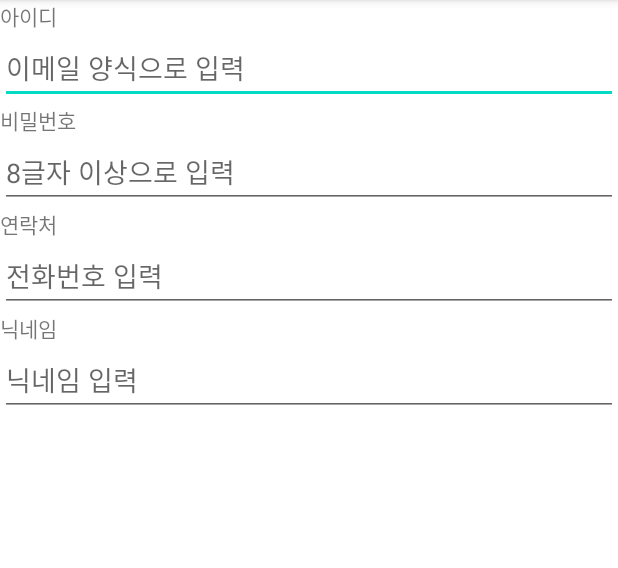
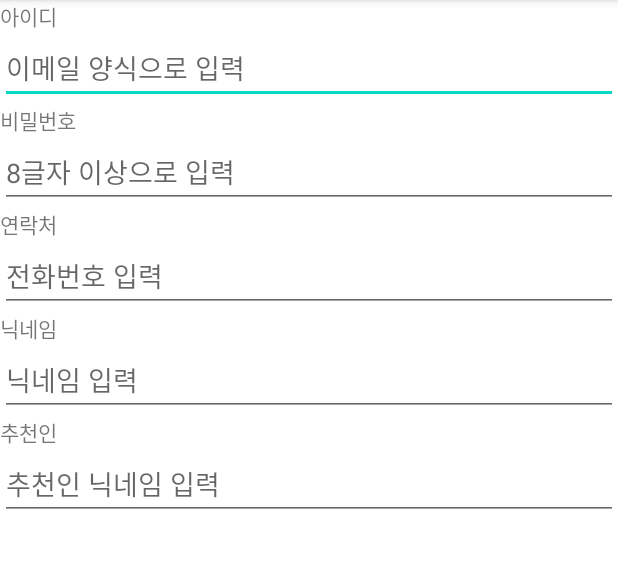
Before and after one commit to junho0615/Uiproject_20210306, an Android app: the screen it shows after launch (MainActivity), on a phone screen of 412 x 824 dp, the part 84-652 px from its top. Run offline under Robolectric (Android 15) with nearby library versions, the phone set to English and light mode, and no system bars.

Commit message:
imeOptions 체험

```diff
--- a/app/src/main/res/layout/activity_main.xml
+++ b/app/src/main/res/layout/activity_main.xml
@@ -52,4 +52,16 @@
         android:hint="닉네임 입력"
         android:singleLine="true"/>
 
+    <TextView
+        android:layout_width="wrap_content"
+        android:layout_height="wrap_content"
+        android:text="추천인" />
+
+    <EditText
+        android:layout_width="match_parent"
+        android:layout_height="wrap_content"
+        android:hint="추천인 닉네임 입력"
+        android:singleLine="true"
+        android:imeOptions="actionSearch"/>
+
 </LinearLayout>
```
